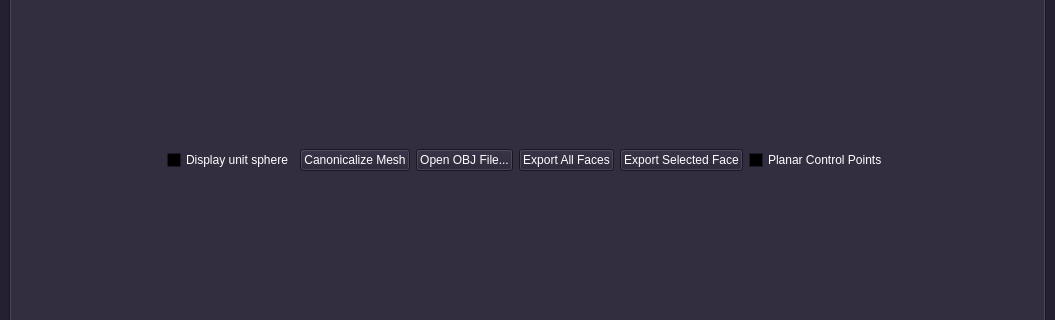
borisbordeaux/Auto_Frac, file src/gui/mainwindow.ui: the form before one commit; both pictures show x 0 to 1055 and y 360 to 680 of the 1055 by 1039 pixel window.
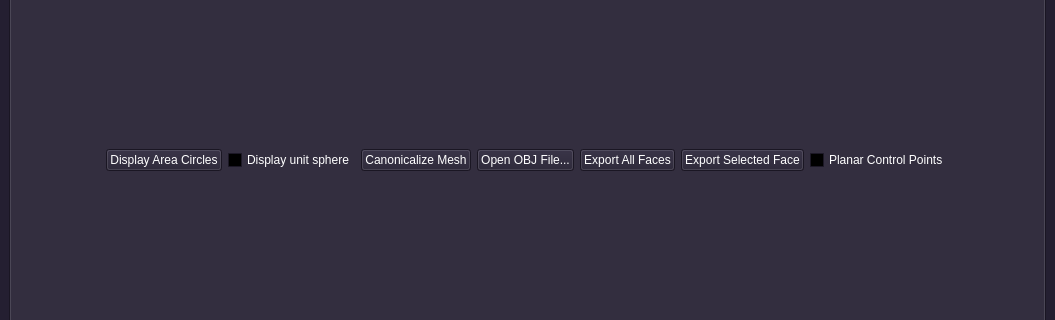
The form after the commit. The open tabs and pages were chosen to show the change.

Commit message: Added illuminated circles

What changed in the file:
```diff
--- a/src/gui/mainwindow.ui
+++ b/src/gui/mainwindow.ui
@@ -1575,6 +1575,13 @@
               </property>
              </spacer>
             </item>
+            <item>
+             <widget class="QPushButton" name="pushButton">
+              <property name="text">
+               <string>Display Area Circles</string>
+              </property>
+             </widget>
+            </item>
             <item>
              <widget class="QCheckBox" name="checkBox_displayUnitSphere">
               <property name="text">
```
Left out of the diff: 63 changed lines with no effect on the pictures. The commit also changes 9 other files.
